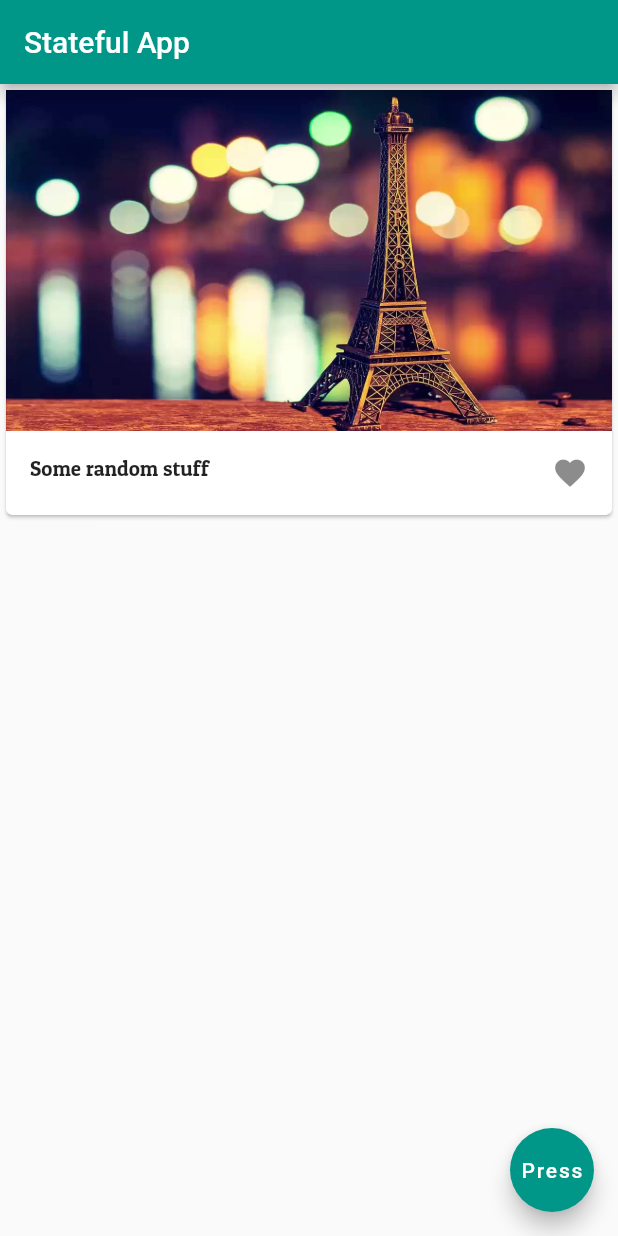
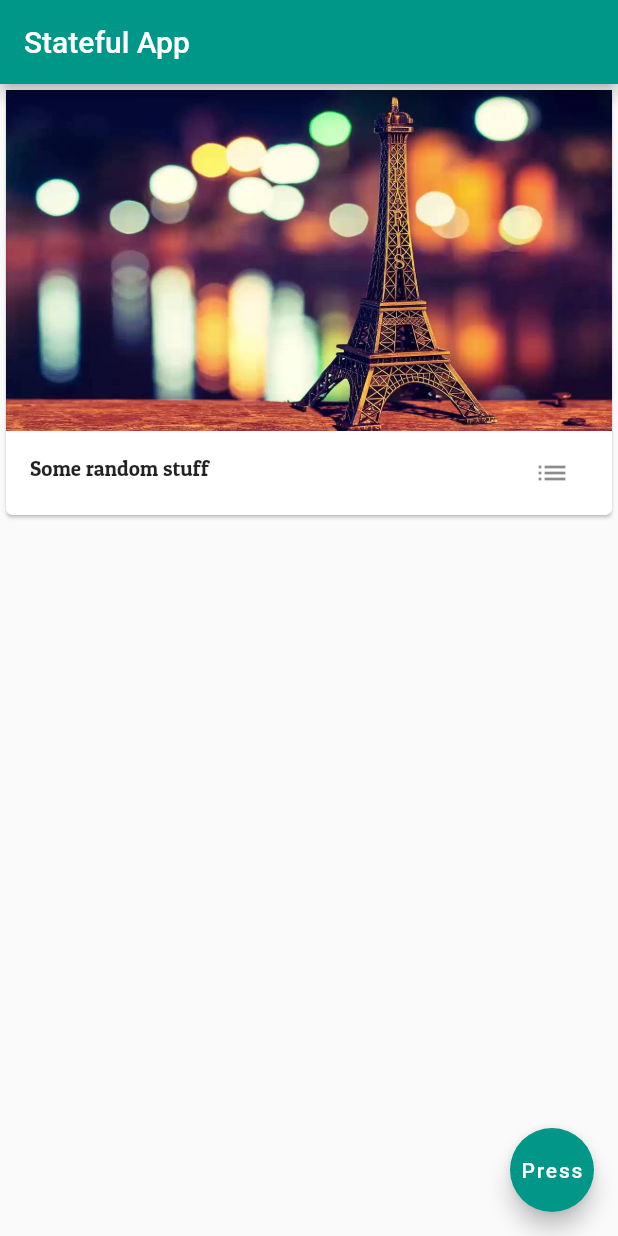
Before and after one commit to m-zaink/FristApp, a Flutter app: the screen it shows after launch, on a phone screen of 412 x 824 dp. Run offline on Flutter 3.47's test engine with Material 2 defaults, Android fonts, the phone set to English and light mode, and no system bars.

```diff
--- a/lib/products.dart
+++ b/lib/products.dart
@@ -1,4 +1,6 @@
 import 'package:flutter/material.dart';
+
+import './pages/details.dart';
 
 class Products extends StatelessWidget {
   final List<String> products;
@@ -19,12 +21,18 @@ class Products extends StatelessWidget {
         children: <Widget>[
           cardImage,
           ListTile(
-            leading: Text(
-              products[index],
-              style: myStyle,
-            ),
-            trailing: Icon(Icons.favorite),
-          )
+              leading: Text(
+                products[index],
+                style: myStyle,
+              ),
+              trailing: IconButton(
+                  icon: Icon(
+                    Icons.list,
+                  ),
+                  onPressed: (() =>
+                      Navigator.push(context, MaterialPageRoute(
+                        builder: (BuildContext context) => Details(products[index])
+                      )))))
         ],
       ),
     );
```
Also changed, not shown: lib/pages/details.dart (added, +20 -0 lines).
